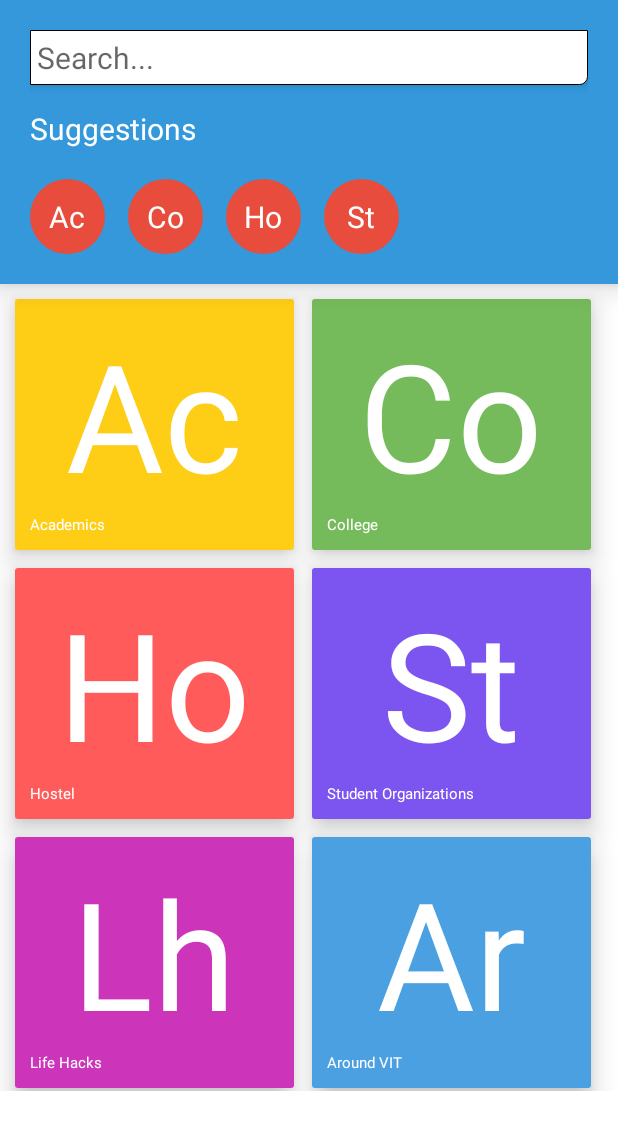
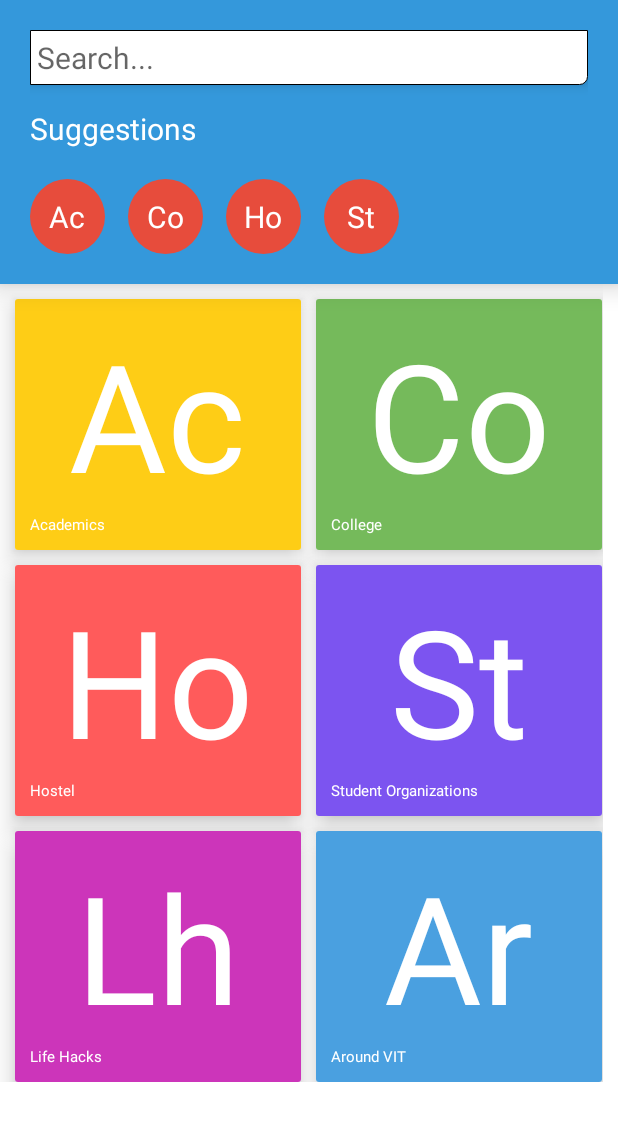
Before and after one commit to gauravagerwala/VIT-StudentHandbook, an Android app: the screen it shows after launch (MainActivity), on a phone screen of 412 x 824 dp. Shown: the top 1130 px of the screen. Run offline under Robolectric (Android 15) with nearby library versions, the phone set to English and light mode, and no system bars.

Commit message:
added fragment transitions and fixed grid layout

```diff
--- a/app/build.gradle
+++ b/app/build.gradle
@@ -6,7 +6,7 @@
 
     defaultConfig {
         applicationId "vit.vithandbook"
-        minSdkVersion 19
+        minSdkVersion 14
         targetSdkVersion 21
         versionCode 1
         versionName "1.0"
--- a/app/src/main/java/vit/vithandbook/MainActivity.java
+++ b/app/src/main/java/vit/vithandbook/MainActivity.java
@@ -153,12 +153,12 @@
         db.execSQL("CREATE TABLE IF NOT EXISTS images ( " +
                 "id VARCHAR primary key ," +
                 "tags varchar ) ;");
-        db.execSQL("CREATE TABLE IF NOT EXISTS subcategories (" +
+      /*  db.execSQL("CREATE TABLE IF NOT EXISTS subcategories (" +
                 "name varchar primary key ," +
                 "main_category varchar ) ;");
         db.execSQL("CREATE TABLE IF NOT EXISTS sub_subcategories (" +
                 "name varchar primary key ," +
-                "subcategory varchar ) ;");
+                "subcategory varchar ) ;");*/
         db.setTransactionSuccessful();
         db.endTransaction();
         Cursor cursor  = db.rawQuery("SELECT * FROM articles",null);
@@ -172,7 +172,7 @@
        AnimateMainHeader((ViewGroup) view, false);
        MainNavigator main = (MainNavigator)getFragmentManager().findFragmentByTag("mainNavigator");
         selectedFragment =SubSectionFragment.newInstance("subcat");
-       getFragmentManager().beginTransaction().hide(main).add(R.id.mainNavigator,selectedFragment,"subSectionFragment").addToBackStack(null).commit();
+       getFragmentManager().beginTransaction().setCustomAnimations(R.transition.fade_in, R.transition.fade_out,R.transition.fade_in,R.transition.fade_out).hide(main).add(R.id.mainNavigator,selectedFragment,"subSectionFragment").addToBackStack(null).commit();
         //currentFragmentint = 1 ;
         //backFragmentint = 0 ;
     }
@@ -200,4 +200,5 @@
     {
         // show apprpriate info based on the view's tag or id or whatever we decide :p
     }
+
 }
--- a/app/src/main/java/vit/vithandbook/MainNavigator.java
+++ b/app/src/main/java/vit/vithandbook/MainNavigator.java
@@ -16,7 +16,6 @@
 
 public class MainNavigator extends BackHandlerFragment {
 
-    int AppState = 1 ;
     GridLayout grid ;
 
     public MainNavigator()
@@ -38,7 +37,7 @@
         vto.addOnGlobalLayoutListener(new ViewTreeObserver.OnGlobalLayoutListener() {
             @Override
             public void onGlobalLayout() {
-                int width = (int)(grid.getWidth());
+                int width = grid.getWidth();
                 allignCards(width);
             }
         });
@@ -46,7 +45,8 @@
     void allignCards(int width)
     {
         int cols = grid.getColumnCount();
-        int idealW = (width - (30*cols))/cols;
+        int spacefactor = dptopx(10);
+        int idealW = (width/cols)-spacefactor;
         for(int i = 0 ; i < grid.getChildCount() ; i ++)
         {
            android.support.v7.widget.CardView card = (android.support.v7.widget.CardView)grid.getChildAt(i) ;
@@ -60,4 +60,10 @@
     {
         return false ;
     }
+
+     int dptopx(int dp)
+    {
+        float density = getActivity().getApplicationContext().getResources().getDisplayMetrics().density;
+        return Math.round((float)dp * density);
+    }
 }
--- a/app/src/main/java/vit/vithandbook/SubSectionFragment.java
+++ b/app/src/main/java/vit/vithandbook/SubSectionFragment.java
@@ -23,7 +23,6 @@
 public class SubSectionFragment extends BackHandlerFragment {
 
     public  String mainCategory ;
-    boolean onSecondLevel =false ;
     ArrayList<String> Subtopics ;
 
     public static SubSectionFragment newInstance(String mainCategory)
@@ -50,7 +49,6 @@
         list.setOnItemClickListener(new AdapterView.OnItemClickListener() {
             @Override
             public void onItemClick(AdapterView<?> parent, View view, int position, long id) {
-                onSecondLevel = true ;
                 // to navigate to sub sub level
             }
         });
@@ -59,12 +57,7 @@
     @Override
     public boolean onBackPressed()
     {
-        if(onSecondLevel) // navigate back to level 1 if on level 2
-        {
-            Toast.makeText(getActivity(),"going back to level 1 ",Toast.LENGTH_LONG).show();
-            onSecondLevel = false ;
-            return true ;
-        }
+
         return false ;
     }
 
--- a/app/src/main/res/layout/fragment_main_navigator.xml
+++ b/app/src/main/res/layout/fragment_main_navigator.xml
@@ -7,6 +7,8 @@
     android:layout_width="fill_parent"
     android:layout_height="wrap_content"
     android:columnCount="2"
+    android:layout_marginBottom="10dp"
+    android:layout_marginRight="10dp"
     android:animateLayoutChanges="true"
     android:orientation="horizontal">
     <!-- to be changed !-->
@@ -21,7 +23,6 @@
         android:layout_marginTop="10dp"
         android:onClick="navigate"
         android:layout_marginLeft="10dp"
-
         android:layout_gravity="top|left"
         card_view:cardElevation="10dp">
         <LinearLayout
@@ -52,13 +53,10 @@
         xmlns:card_view="http://schemas.android.com/apk/res-auto"
         android:tag="college"
         android:onClick="navigate"
-        android:layout_margin = "2dp"
         android:layout_width="wrap_content"
         android:layout_height="wrap_content"
         android:layout_marginTop="10dp"
         android:layout_marginLeft="10dp"
-        android:layout_marginRight="10dp"
-
         android:layout_gravity="top|left"
         card_view:cardElevation="10dp">
         <LinearLayout
@@ -86,14 +84,12 @@
     <android.support.v7.widget.CardView
         xmlns:android="http://schemas.android.com/apk/res/android"
         xmlns:card_view="http://schemas.android.com/apk/res-auto"
-        android:tag="college"
+        android:tag="hostel"
         android:onClick="navigate"
-        android:layout_margin = "2dp"
         android:layout_width="wrap_content"
         android:layout_height="wrap_content"
         android:layout_marginTop="10dp"
         android:layout_marginLeft="10dp"
-
         android:layout_gravity="top|left"
         card_view:cardElevation="10dp">
         <LinearLayout
@@ -121,15 +117,12 @@
     <android.support.v7.widget.CardView
         xmlns:android="http://schemas.android.com/apk/res/android"
         xmlns:card_view="http://schemas.android.com/apk/res-auto"
-        android:tag="college"
+        android:tag="student_organisations"
         android:onClick="navigate"
-        android:layout_margin = "2dp"
         android:layout_width="wrap_content"
         android:layout_height="wrap_content"
         android:layout_marginTop="10dp"
         android:layout_marginLeft="10dp"
-        android:layout_marginRight="10dp"
-
         android:layout_gravity="top|left"
         card_view:cardElevation="10dp">
         <LinearLayout
@@ -157,14 +150,12 @@
     <android.support.v7.widget.CardView
         xmlns:android="http://schemas.android.com/apk/res/android"
         xmlns:card_view="http://schemas.android.com/apk/res-auto"
-        android:tag="college"
+        android:tag="life_hacks"
         android:onClick="navigate"
-        android:layout_margin = "2dp"
         android:layout_width="wrap_content"
         android:layout_height="wrap_content"
         android:layout_marginTop="10dp"
         android:layout_marginLeft="10dp"
-
         android:layout_gravity="top|left"
         card_view:cardElevation="10dp">
         <LinearLayout
@@ -192,15 +183,12 @@
     <android.support.v7.widget.CardView
         xmlns:android="http://schemas.android.com/apk/res/android"
         xmlns:card_view="http://schemas.android.com/apk/res-auto"
-        android:tag="college"
+        android:tag="around_vit"
         android:onClick="navigate"
-        android:layout_margin = "2dp"
         android:layout_width="wrap_content"
         android:layout_height="wrap_content"
         android:layout_marginTop="10dp"
         android:layout_marginLeft="10dp"
-        android:layout_marginRight="10dp"
-
         android:layout_gravity="top|left"
         card_view:cardElevation="10dp">
         <LinearLayout
--- /dev/null
+++ b/app/src/main/res/transition/fade_in.xml
@@ -0,0 +1,9 @@
+<?xml version="1.0" encoding="utf-8"?>
+<set>
+    <objectAnimator xmlns:android="http://schemas.android.com/apk/res/android"
+        android:propertyName="alpha"
+        android:valueType="floatType"
+        android:valueFrom = "0.0"
+        android:valueTo="1.0"
+        android:duration="300"/>
+</set>
--- /dev/null
+++ b/app/src/main/res/transition/fade_out.xml
@@ -0,0 +1,9 @@
+<?xml version="1.0" encoding="utf-8"?>
+<set>
+    <objectAnimator xmlns:android="http://schemas.android.com/apk/res/android"
+        android:propertyName="alpha"
+        android:valueType="floatType"
+        android:valueTo="0.0"
+        android:valueFrom = "1.0"
+        android:duration="300"/>
+</set>
```
Also changed, not shown: 1 other file.
